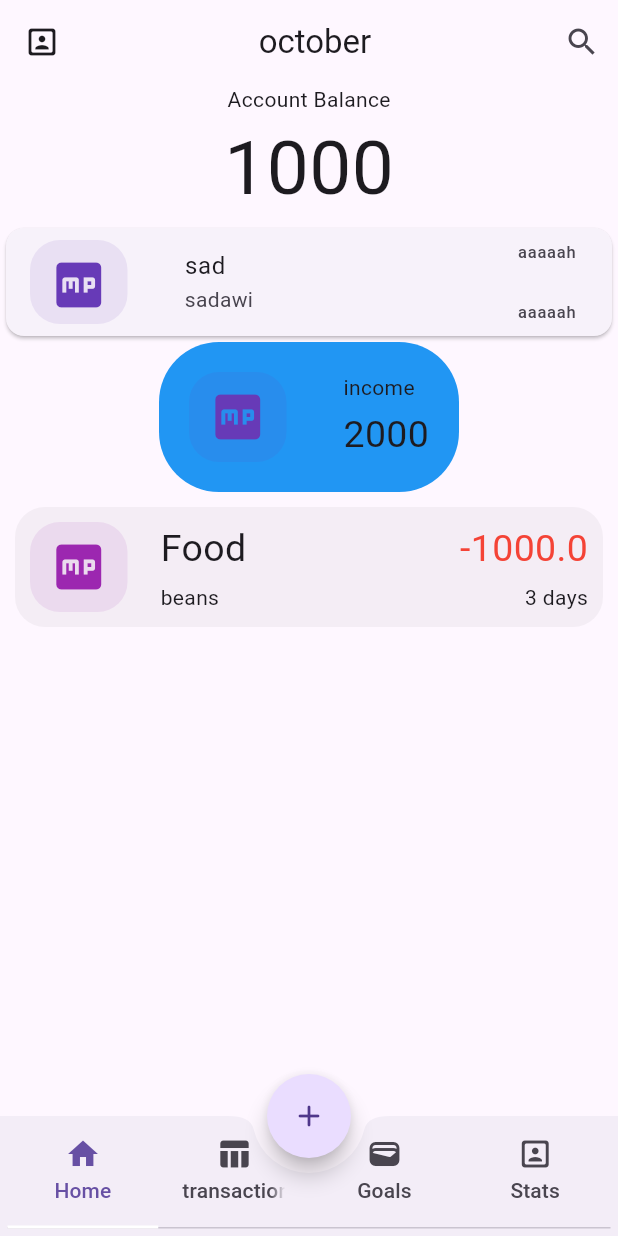
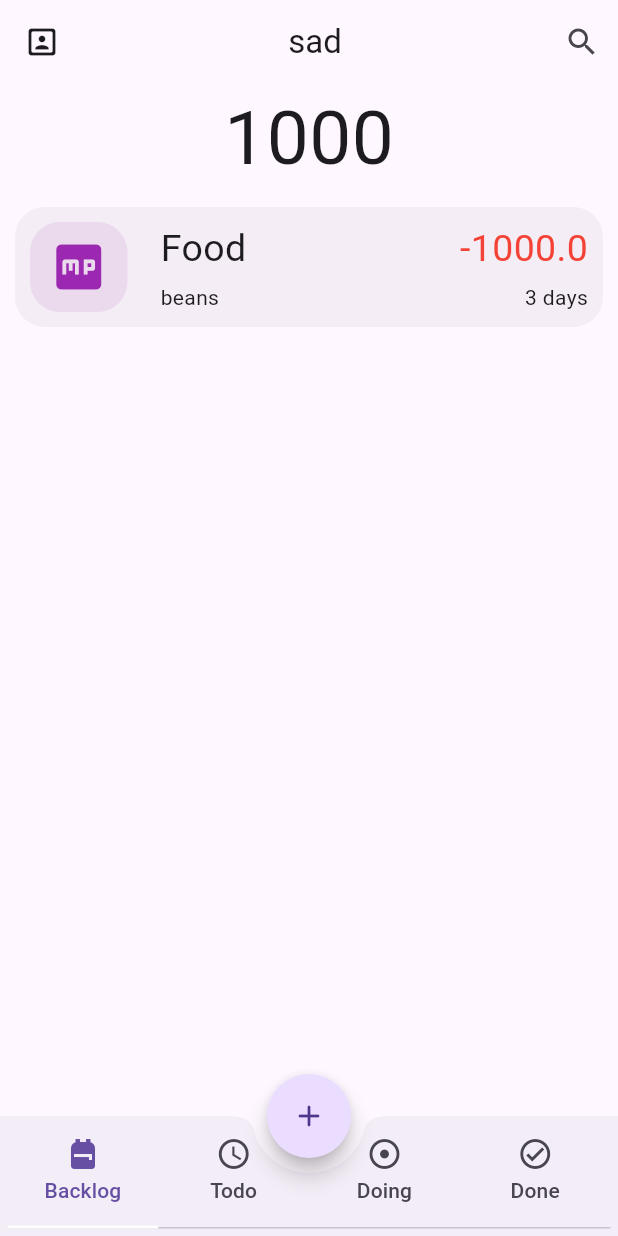
Before and after one commit to NouranAhmedk/econoMe, a Flutter app: the screen it shows after launch, on a phone screen of 412 x 824 dp. Run offline on Flutter 3.47's test engine with Material 3 defaults, Android fonts, the light colour scheme and no system bars; our stand-ins replace settings_ui.

Commit message:
todo todo todo

```diff
--- a/lib/main.dart
+++ b/lib/main.dart
@@ -1,158 +1,103 @@
-import 'dart:math';
-import 'package:flutter/cupertino.dart';
 import 'package:flutter/material.dart';
+import 'package:settings_ui/settings_ui.dart';
 
 void main() => runApp(const MyApp());
 
-class MyApp extends StatelessWidget {
-  const MyApp({super.key});
+class Add extends StatelessWidget {
+  const Add({super.key});
   @override
   Widget build(BuildContext context) {
-    return MaterialApp(
-        theme: ThemeData(
-          useMaterial3: true,
-          // Define the default brightness and colors.
-          // colorScheme: ColorScheme.fromSeed(
-          //   seedColor: Colors.purple,
-          //   brightness: Brightness.dark,
-          // ),
-
-          // Define the default `TextTheme`. Use this to specify the default
-          // text styling for headlines, titles, bodies of text, and more.
-          textTheme: const TextTheme(
-            displayLarge: TextStyle(
-              fontSize: 72,
-              fontWeight: FontWeight.bold,
+    return Scaffold(
+        appBar: AppBar(
+            title: const Center(
+              child: Text("Add"),
             ),
-            // ···
-          ),
-        ),
-        home: DefaultTabController(length: 4, child: Main()));
+            leading: IconButton(
+              onPressed: () {
+                Navigator.pop(context);
+              },
+              icon: const Icon(Icons.arrow_back),
+            )),
+        body: Column(
+          children: [
+            const Spacer(),
+            Container(
+                // margin: EdgeInsets.all(20),
+                decoration: BoxDecoration(
+                    borderRadius: BorderRadius.circular(20),
+                    color: Colors.white),
+                child: Column(
+                  crossAxisAlignment: CrossAxisAlignment.stretch,
+                  mainAxisSize: MainAxisSize.min,
+                  mainAxisAlignment: MainAxisAlignment.end,
+                  children: [
+                    const DropdownMenuItem(
+                      child: Text("sad"),
+                    ),
+                    TextButton(
+                      onPressed: () {},
+                      child: const Text("sad"),
+                    )
+                  ],
+                )),
+          ],
+        ));
   }
 }
 
-class Main extends StatelessWidget {
-  const Main({super.key});
+class Edit extends StatelessWidget {
+  const Edit({super.key});
   @override
   Widget build(BuildContext context) {
     return Scaffold(
-      body: const TabBarView(
-        children: [
-          Income2(),
-          Center(child: Text('expensice')),
-          Center(child: Text('goals')),
-          Center(child: Text('stats')),
-        ],
-      ),
-      floatingActionButtonLocation: FloatingActionButtonLocation.centerDocked,
-      floatingActionButton: FloatingActionButton(
-          onPressed: () {
-            showModalBottomSheet<void>(
-                context: context,
-                builder: (BuildContext context) {
-                  return SizedBox(
-                    height: 250,
-                    child: Center(
-                      child: Column(
-                        mainAxisAlignment: MainAxisAlignment.center,
-                        mainAxisSize: MainAxisSize.min,
-                        children: <Widget>[
-                          ElevatedButton(
-                            child: const Text('Close BottomSheet'),
-                            onPressed: () => Navigator.pop(context),
-                          ),
-                          ListTile(
-                              leading: Icon(Icons.save),
-                              shape: RoundedRectangleBorder(
-                                  borderRadius: BorderRadius.circular(10)),
-                              tileColor: Colors.green.withAlpha(200),
-                              title: Text("add income"),
-                              onTap: () {
-                                print("sad");
-                              }),
-                          Divider(thickness: 2, height: 2),
-                          ListTile(
-                              tileColor: Colors.blue.withAlpha(200),
-                              shape: RoundedRectangleBorder(
-                                  borderRadius: BorderRadius.circular(10)),
-                              title: Text("add budget"),
-                              onTap: () {
-                                print("sad");
-                              }),
-                          Divider(thickness: 2, height: 2),
-                          ListTile(
-                              tileColor: Colors.red.withAlpha(200),
-                              shape: RoundedRectangleBorder(
-                                  borderRadius: BorderRadius.circular(10)),
-                              title: Text("add expenses"),
-                              onTap: () {
-                                print("sad");
-                              }),
-                          Divider(thickness: 2, height: 2),
-                        ],
-                      ),
+        appBar: AppBar(
+            title: const Text("Edit"),
+            leading: IconButton(
+              onPressed: () {
+                Navigator.pop(context);
+              },
+              icon: const Icon(Icons.arrow_back),
+            )),
+        body: Column(
+          children: [
+            const Spacer(),
+            Container(
+                // margin: EdgeInsets.all(20),
+                decoration: BoxDecoration(
+                    borderRadius: BorderRadius.circular(20),
+                    color: Colors.white),
+                child: Column(
+                  crossAxisAlignment: CrossAxisAlignment.stretch,
+                  mainAxisSize: MainAxisSize.min,
+                  mainAxisAlignment: MainAxisAlignment.end,
+                  children: [
+                    const DropdownMenuItem(
+                      child: Text("sad"),
                     ),
-                  );
-                });
-          },
-          shape: const CircleBorder(),
-          // mini: false,
-          // materialTapTargetSize: MaterialTapTargetSize.padded,
-          // elevation: 2.0,
-          child: Icon(Icons.add_rounded)),
-      // floatingActionButton: CircularMenu(
-      //     toggleButtonAnimatedIconData: AnimatedIcons.add_event,
-      //     radius: 80,
-      //     startingAngleInRadian: pi + pi / 6,
-      //     endingAngleInRadian: pi * 1.5 + pi / 3,
-      //     items: [
-      //       CircularMenuItem(
-      //           icon: Icons.home,
-      //           onTap: () {
-      //             Navigator.push(
-      //               context,
-      //               MaterialPageRoute(builder: (context) => const addIncome()),
-      //             ); // callback
-      //           }),
-      //       CircularMenuItem(
-      //           icon: Icons.search,
-      //           onTap: () {
-      //             //callback
-      //           }),
-      //       CircularMenuItem(
-      //           icon: Icons.settings,
-      //           onTap: () {
-      //             //callback
-      //           }),
-      //     ]),
-      bottomNavigationBar: const BottomAppBar(
-        padding: EdgeInsets.only(left: 5.0, right: 5.0, bottom: 5),
-        shape: CircularNotchedRectangle(),
-        notchMargin: 10,
-        child: TabBar(
-          // indicator: TopIndicator(color: Colors.white, height: 3.0),
-          indicatorSize: TabBarIndicatorSize.tab,
-          indicatorColor: Colors.white,
-          tabs: [
-            Tab(
-              text: "Home",
-              icon: Icon(Icons.home),
-            ),
-            Tab(
-              text: "transactions",
-              icon: Icon(Icons.table_chart),
-            ),
-            Tab(
-              text: "Goals",
-              icon: Icon(Icons.wallet_rounded),
-            ),
-            Tab(
-              text: "Stats",
-              icon: Icon(Icons.portrait_rounded),
-            ),
+                    TextButton(
+                      onPressed: () {},
+                      child: const Text("sad"),
+                    )
+                  ],
+                )),
           ],
-        ),
-      ),
+        ));
+  }
+}
+
+class icon_w_border extends StatelessWidget {
+  final Color color;
+  const icon_w_border({super.key, this.color = Colors.deepPurple});
+  @override
+  Widget build(BuildContext context) {
+    return Container(
+      width: 65,
+      height: 80,
+      padding: const EdgeInsets.only(top: 10, bottom: 10),
+      margin: const EdgeInsets.only(right: 22),
+      decoration: BoxDecoration(
+          color: color.withAlpha(25), borderRadius: BorderRadius.circular(20)),
+      child: Icon(Icons.mp, color: color, size: 40),
     );
   }
 }
@@ -161,7 +106,7 @@ class Income extends StatelessWidget {
   const Income({super.key});
   @override
   Widget build(BuildContext context) {
-    return Column(
+    return const Column(
       children: [
         Text("Account Balance"),
         Text(
@@ -187,8 +132,105 @@ class Income extends StatelessWidget {
   }
 }
 
-class addIncome extends StatelessWidget {
-  const addIncome({super.key});
+class Backlog extends StatelessWidget {
+  const Backlog({super.key});
+  @override
+  Widget build(BuildContext context) {
+    return const Scaffold(
+      body: Column(
+        children: [
+          Text(
+            "1000",
+            style: TextStyle(fontSize: 50),
+          ),
+          pic_4text(color: Colors.black12),
+        ],
+      ),
+    );
+  }
+}
+
+class Main extends StatelessWidget {
+  const Main({super.key});
+  @override
+  Widget build(BuildContext context) {
+    return Scaffold(
+      appBar: AppBar(
+        leading: IconButton(
+          icon: const Icon(Icons.portrait_rounded),
+          onPressed: () => {
+            Navigator.push(
+              context,
+              MaterialPageRoute(builder: (context) => const Mainsettings()),
+            )
+          },
+        ),
+        actions: [
+          IconButton(
+            icon: const Icon(Icons.search),
+            onPressed: () => {},
+          ),
+        ],
+        title: const Center(
+          child: Text("sad"),
+        ),
+      ),
+      body: const TabBarView(
+        children: [
+          Backlog(),
+          Center(child: Text('expensice')),
+          Center(child: Text('goals')),
+          Center(child: Text('stats')),
+        ],
+      ),
+      floatingActionButtonLocation: FloatingActionButtonLocation.centerDocked,
+      floatingActionButton: FloatingActionButton(
+          onPressed: () {
+            Navigator.push(
+              context,
+              MaterialPageRoute(builder: (context) => const Add()),
+            );
+          },
+          shape: const CircleBorder(),
+          // mini: false,
+          // materialTapTargetSize: MaterialTapTargetSize.padded,
+          // elevation: 2.0,
+          child: const Icon(Icons.add_rounded)),
+      bottomNavigationBar: const BottomAppBar(
+        padding: EdgeInsets.only(left: 5.0, right: 5.0, bottom: 5),
+        shape: CircularNotchedRectangle(),
+        notchMargin: 10,
+        child: TabBar(
+          // indicator: TopIndicator(color: Colors.white, height: 3.0),
+          indicatorSize: TabBarIndicatorSize.tab,
+          indicatorColor: Colors.white,
+          tabs: [
+            Tab(
+              text: "Backlog",
+              icon: Icon(Icons.backpack),
+            ),
+            Tab(
+              text: "Todo",
+              icon: Icon(Icons.access_time),
+            ),
+            Tab(
+              text: "Doing",
+              icon: Icon(Icons.adjust),
+            ),
+            Tab(
+              text: "Done",
+              icon: Icon(Icons.check_circle_outlined),
+            ),
+          ],
+        ),
+      ),
+    );
+  }
+}
+
+class Mainsettings extends StatelessWidget {
+  final Color color;
+  const Mainsettings({super.key, this.color = Colors.deepPurple});
   @override
   Widget build(BuildContext context) {
     return Scaffold(
@@ -197,110 +239,89 @@ class addIncome extends StatelessWidget {
           onPressed: () {
             Navigator.pop(context);
           },
-          icon: Icon(Icons.arrow_back),
+          icon: const Icon(Icons.arrow_back),
         )),
-        body: Column(
-          children: [
-            Spacer(),
-            Container(
-                // margin: EdgeInsets.all(20),
-                decoration: BoxDecoration(
-                    borderRadius: BorderRadius.circular(20),
-                    color: Colors.white),
-                child: Column(
-                  crossAxisAlignment: CrossAxisAlignment.stretch,
-                  mainAxisSize: MainAxisSize.min,
-                  mainAxisAlignment: MainAxisAlignment.end,
-                  children: [
-                    DropdownMenuItem(
-                      child: Text("sad"),
-                    ),
-                    TextButton(
-                      onPressed: () {},
-                      child: Text("sad"),
-                    )
-                  ],
-                )),
+        body: SettingsList(
+          sections: [
+            SettingsSection(
+              title: const Text('Common'),
+              tiles: <SettingsTile>[
+                SettingsTile.navigation(
+                  leading: const Icon(Icons.language),
+                  title: const Text('Language'),
+                  value: const Text('English'),
+                ),
+                SettingsTile.switchTile(
+                  onToggle: (value) {},
+                  initialValue: true,
+                  leading: const Icon(Icons.format_paint),
+                  title: const Text('Enable custom theme'),
+                ),
+              ],
+            ),
           ],
         ));
   }
 }
 
-class Income2 extends StatelessWidget {
-  const Income2({super.key});
+class MyApp extends StatelessWidget {
+  const MyApp({super.key});
   @override
   Widget build(BuildContext context) {
-    return Scaffold(
-      appBar: AppBar(
-        leading: const Icon(Icons.portrait_rounded),
-        actions: [
-          IconButton(
-            icon: const Icon(Icons.search),
-            onPressed: () => {},
+    return MaterialApp(
+        theme: ThemeData(
+          useMaterial3: true,
+          // Define the default brightness and colors.
+          // colorScheme: ColorScheme.fromSeed(
+          //   seedColor: Colors.purple,
+          //   brightness: Brightness.dark,
+          // ),
+
+          // Define the default `TextTheme`. Use this to specify the default
+          // text styling for headlines, titles, bodies of text, and more.
+          textTheme: const TextTheme(
+            displayLarge: TextStyle(
+              fontSize: 72,
+              fontWeight: FontWeight.bold,
+            ),
+            // ···
           ),
-        ],
-        title: Center(
-          child: Text("october"),
         ),
-      ),
-      body: Column(
-        children: [
-          Text("Account Balance"),
-          Text(
-            "1000",
-            style: TextStyle(fontSize: 50),
-          ),
-          Card(
-            child: ListTile(
-              splashColor: Colors.black12,
-              leading: icon_w_border(),
-              title: Text("sad"),
-              subtitle: Text("sadawi"),
-              enableFeedback: true,
-              trailing: Column(
-                children: [Text("aaaaah"), Spacer(), Text("aaaaah")],
-              ),
-            ),
-          ),
-          pic_2text(t1: "income", t2: "2000", color: Colors.blue),
-          pic_4text(color: Colors.black12),
-        ],
-      ),
-    );
+        home: const DefaultTabController(length: 4, child: Main()));
   }
 }
 
 class pic_2text extends StatelessWidget {
+  final String t1;
+  final String t2;
+  final Color color;
   const pic_2text(
       {super.key,
       this.t1 = "aaaa",
       this.t2 = "wwww",
       this.color = Colors.deepPurple});
-  final String t1;
-  final String t2;
-  final Color color;
 
   @override
   Widget build(BuildContext context) {
     return Container(
-      padding: EdgeInsets.all(20),
+      padding: const EdgeInsets.all(20),
       width: 200,
       height: 100,
       decoration:
           BoxDecoration(color: color, borderRadius: BorderRadius.circular(40)),
       child: Row(
         children: [
-          icon_w_border(),
-          Spacer(),
+          const icon_w_border(),
+          const Spacer(),
           Column(
             crossAxisAlignment: CrossAxisAlignment.start,
             // mainAxisSize: MainAxisSize.min,
             children: [
               Text(t1),
-              Spacer(),
+              const Spacer(),
               Text(
                 t2,
-                style: TextStyle(fontSize: 25),
+                style: const TextStyle(fontSize: 25),
               )
             ],
           )
@@ -327,17 +348,17 @@ class pic_4text extends StatelessWidget {
   @override
   Widget build(BuildContext context) {
     return Container(
-        margin: EdgeInsets.all(10),
+        margin: const EdgeInsets.all(10),
         child: InkWell(
             borderRadius: BorderRadius.circular(20),
             onTap: () {
               Navigator.push(
                 context,
-                MaterialPageRoute(builder: (context) => const addIncome()),
+                MaterialPageRoute(builder: (context) => const Edit()),
               );
             },
             child: Container(
-              padding: EdgeInsets.all(10),
+              padding: const EdgeInsets.all(10),
               // width: 165,
               // margin: EdgeInsets.all(10),
               height: 80,
@@ -346,22 +367,22 @@ class pic_4text extends StatelessWidget {
                   borderRadius: BorderRadius.circular(20)),
               child: Row(
                 children: [
-                  icon_w_border(color: Colors.purple),
+                  const icon_w_border(color: Colors.purple),
                   Column(
                     crossAxisAlignment: CrossAxisAlignment.start,
                     // mainAxisSize: MainAxisSize.min,
                     children: [
                       Text(
                         category,
-                        style: TextStyle(fontSize: 25),
+                        style: const TextStyle(fontSize: 25),
                       ),
-                      Spacer(),
+                      const Spacer(),
                       Text(
                         name,
                       )
                     ],
                   ),
-                  Spacer(),
+                  const Spacer(),
                   Column(
                     crossAxisAlignment: CrossAxisAlignment.end,
                     // mainAxisSize: MainAxisSize.min,
@@ -369,9 +390,9 @@ class pic_4text extends StatelessWidget {
                       Text(
                         amount.toString(),
                         selectionColor: Colors.red,
-                        style: TextStyle(fontSize: 25, color: Colors.red),
+                        style: const TextStyle(fontSize: 25, color: Colors.red),
                       ),
-                      Spacer(),
+                      const Spacer(),
                       Text(
                         interval,
                       )
@@ -382,20 +403,3 @@ class pic_4text extends StatelessWidget {
             )));
   }
 }
-
-class icon_w_border extends StatelessWidget {
-  const icon_w_border({super.key, this.color = Colors.deepPurple});
-  final Color color;
-  @override
-  Widget build(BuildContext context) {
-    return Container(
-      width: 65,
-      height: 80,
-      padding: EdgeInsets.only(top: 10, bottom: 10),
-      margin: EdgeInsets.only(right: 22),
-      decoration: BoxDecoration(
-          color: color.withAlpha(25), borderRadius: BorderRadius.circular(20)),
-      child: Icon(Icons.mp, color: color, size: 40),
-    );
-  }
-}
--- a/pubspec.yaml
+++ b/pubspec.yaml
@@ -35,6 +35,7 @@ dependencies:
   # The following adds the Cupertino Icons font to your application.
   # Use with the CupertinoIcons class for iOS style icons.
   cupertino_icons: ^1.0.2
+  settings_ui: ^2.0.2
 
 dev_dependencies:
   flutter_test:
```
Also changed, not shown: pubspec.lock, 38 other files.
